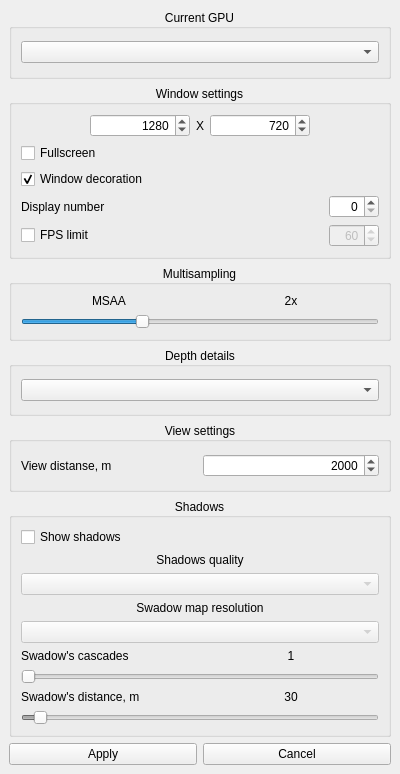
First picture: the form in launcher/forms/graphsettingswindow.ui, repository maisvendoo/RRS, before the edit.
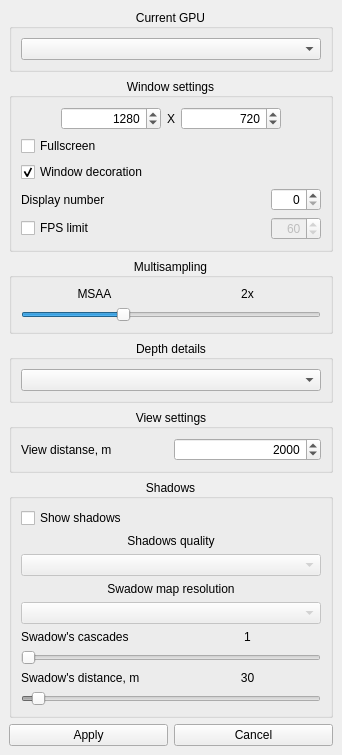
Second picture: the form after the edit.

Commit message: У окна с настройками сменил SizyPolicy с Fixed на Minimum

Diff of the .ui file:
```diff
--- a/launcher/forms/graphsettingswindow.ui
+++ b/launcher/forms/graphsettingswindow.ui
@@ -5,32 +5,12 @@
   <property name="windowModality">
    <enum>Qt::WindowModal</enum>
   </property>
-  <property name="geometry">
-   <rect>
-    <x>0</x>
-    <y>0</y>
-    <width>400</width>
-    <height>774</height>
-   </rect>
-  </property>
   <property name="sizePolicy">
-   <sizepolicy hsizetype="Fixed" vsizetype="Fixed">
+   <sizepolicy hsizetype="Minimum" vsizetype="Minimum">
     <horstretch>0</horstretch>
     <verstretch>0</verstretch>
    </sizepolicy>
   </property>
-  <property name="minimumSize">
-   <size>
-    <width>400</width>
-    <height>774</height>
-   </size>
-  </property>
-  <property name="maximumSize">
-   <size>
-    <width>400</width>
-    <height>774</height>
-   </size>
-  </property>
   <property name="windowTitle">
    <string>Graphics settings</string>
   </property>
```
